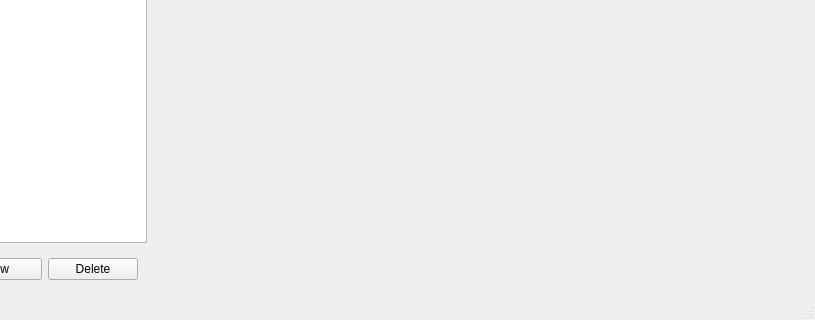
The window that src/MainWindow.ui (Kirtsim/Memo-client-gui) describes before a commit, drawn with Qt 5; both pictures show x 162 to 977 and y 389 to 709 of the 977 by 709 pixel window.
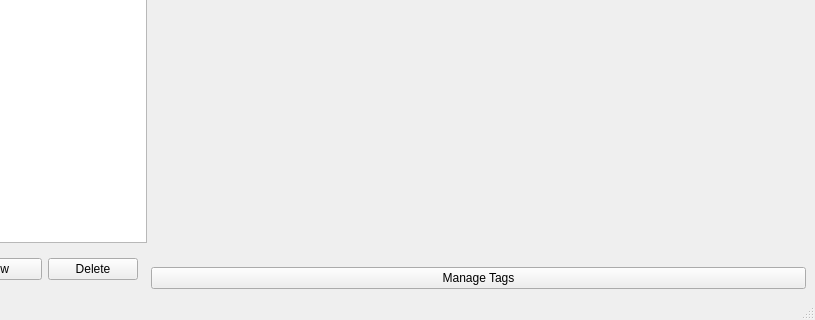
The same window after the commit.

Commit message:
Add a button to the MainWindow's layout that opens a tags manager.
This new button is likely temporary and at the very least will be moved
to a different location in the MainWindow's layout.

```diff
--- a/src/MainWindow.ui
+++ b/src/MainWindow.ui
@@ -253,6 +253,13 @@
           </property>
          </spacer>
         </item>
+        <item>
+         <widget class="QPushButton" name="manageTagsButton">
+          <property name="text">
+           <string>Manage Tags</string>
+          </property>
+         </widget>
+        </item>
        </layout>
       </widget>
      </widget>
```
The commit also changes 1 other file.
